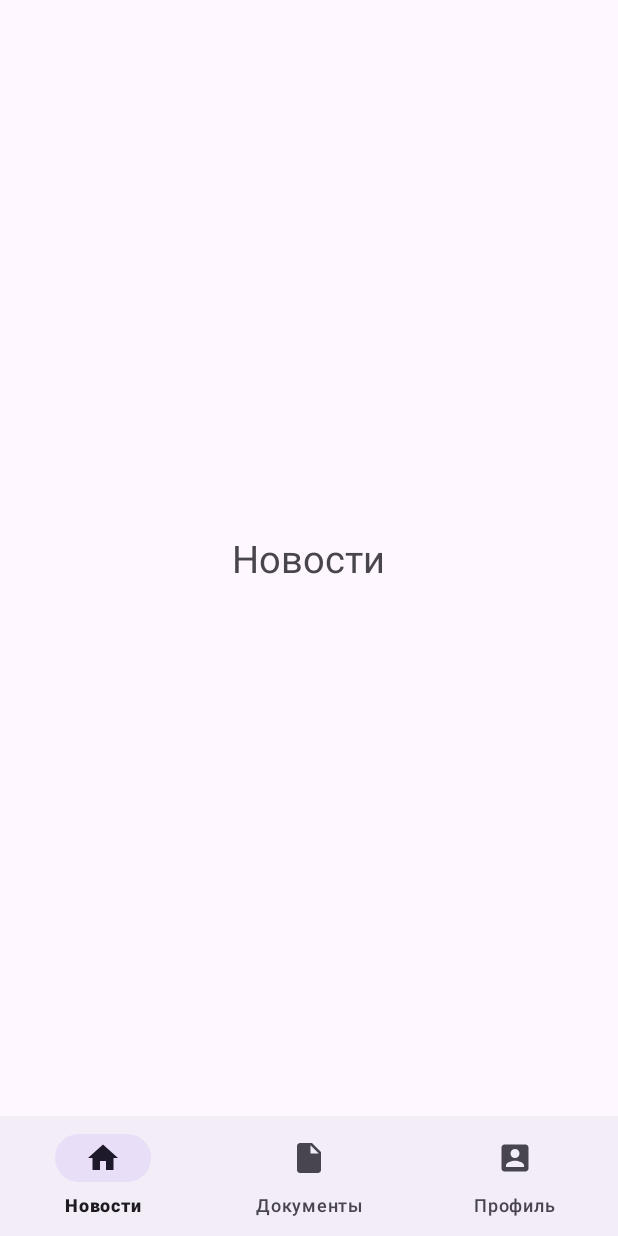
After one commit to wqqzxts/INRTU-FMD-BIGDATA, an Android app: the HomeActivity screen opened directly, with no data from a screen before it, on a phone screen of 412 x 824 dp. The commit adds this screen. Run offline under Robolectric (Android 15) with nearby library versions, the phone set to English and light mode, and no system bars.

Commit message:
made home activity with 'BottomNavigationBar'

```diff
--- a/frontend/app/build.gradle.kts
+++ b/frontend/app/build.gradle.kts
@@ -44,6 +44,7 @@ dependencies {
     testImplementation(libs.junit)
     androidTestImplementation(libs.androidx.junit)
     androidTestImplementation(libs.androidx.espresso.core)
+
     implementation(libs.retrofit)
     implementation(libs.converter.gson)
 }
--- /dev/null
+++ b/frontend/app/src/main/java/com/example/residentmanagement/ui/activities/HomeActivity.kt
@@ -0,0 +1,63 @@
+package com.example.residentmanagement.ui.activities
+
+import android.os.Bundle
+import androidx.activity.enableEdgeToEdge
+import androidx.appcompat.app.AppCompatActivity
+import androidx.core.view.ViewCompat
+import androidx.core.view.WindowInsetsCompat
+import com.example.residentmanagement.R
+
+import com.example.residentmanagement.ui.fragments.NewsFragment
+import com.example.residentmanagement.ui.fragments.DocumentsFragment
+import com.example.residentmanagement.ui.fragments.ProfileFragment
+import com.google.android.material.bottomnavigation.BottomNavigationView
+
+class HomeActivity : AppCompatActivity() {
+    private lateinit var bottomNavigationView : BottomNavigationView
+    private lateinit var newsFragment: NewsFragment
+    private lateinit var documentsFragment: DocumentsFragment
+    private lateinit var profileFragment: ProfileFragment
+
+    override fun onCreate(savedInstanceState: Bundle?) {
+        super.onCreate(savedInstanceState)
+        enableEdgeToEdge()
+        setContentView(R.layout.activity_home)
+
+        newsFragment = NewsFragment()
+        documentsFragment = DocumentsFragment()
+        profileFragment = ProfileFragment()
+
+        bottomNavigationView = findViewById(R.id.bottom_navigation)
+
+        if (savedInstanceState == null) {
+            supportFragmentManager.beginTransaction()
+                .replace(R.id.container, newsFragment)
+                .commit()
+            bottomNavigationView.selectedItemId = R.id.news_nav
+        }
+
+        ViewCompat.setOnApplyWindowInsetsListener(findViewById(R.id.home)) { v, insets ->
+            val systemBars = insets.getInsets(WindowInsetsCompat.Type.systemBars())
+            v.setPadding(systemBars.left, systemBars.top, systemBars.right, systemBars.bottom)
+            insets
+        }
+
+        bottomNavigationView.setOnItemSelectedListener { item ->
+            when (item.itemId) {
+                R.id.news_nav -> {
+                    supportFragmentManager.beginTransaction().replace(R.id.container, newsFragment).commit()
+                    true
+                }
+                R.id.documents_nav -> {
+                    supportFragmentManager.beginTransaction().replace(R.id.container, documentsFragment).commit()
+                    true
+                }
+                R.id.profile_nav -> {
+                    supportFragmentManager.beginTransaction().replace(R.id.container, profileFragment).commit()
+                    true
+                }
+                else -> false
+            }
+        }
+    }
+}
--- /dev/null
+++ b/frontend/app/src/main/java/com/example/residentmanagement/ui/fragments/DocumentsFragment.kt
@@ -0,0 +1,17 @@
+package com.example.residentmanagement.ui.fragments
+
+import android.os.Bundle
+import androidx.fragment.app.Fragment
+import android.view.LayoutInflater
+import android.view.View
+import android.view.ViewGroup
+import com.example.residentmanagement.R
+
+class DocumentsFragment : Fragment() {
+    override fun onCreateView(
+        inflater: LayoutInflater, container: ViewGroup?,
+        savedInstanceState: Bundle?
+    ): View? {
+        return inflater.inflate(R.layout.fragment_documents, container, false)
+    }
+}
--- /dev/null
+++ b/frontend/app/src/main/java/com/example/residentmanagement/ui/fragments/NewsFragment.kt
@@ -0,0 +1,17 @@
+package com.example.residentmanagement.ui.fragments
+
+import android.os.Bundle
+import androidx.fragment.app.Fragment
+import android.view.LayoutInflater
+import android.view.View
+import android.view.ViewGroup
+import com.example.residentmanagement.R
+
+class NewsFragment : Fragment() {
+    override fun onCreateView(
+        inflater: LayoutInflater, container: ViewGroup?,
+        savedInstanceState: Bundle?
+    ): View? {
+        return inflater.inflate(R.layout.fragment_news, container, false)
+    }
+}
--- /dev/null
+++ b/frontend/app/src/main/java/com/example/residentmanagement/ui/fragments/ProfileFragment.kt
@@ -0,0 +1,17 @@
+package com.example.residentmanagement.ui.fragments
+
+import android.os.Bundle
+import androidx.fragment.app.Fragment
+import android.view.LayoutInflater
+import android.view.View
+import android.view.ViewGroup
+import com.example.residentmanagement.R
+
+class ProfileFragment : Fragment() {
+    override fun onCreateView(
+        inflater: LayoutInflater, container: ViewGroup?,
+        savedInstanceState: Bundle?
+    ): View? {
+        return inflater.inflate(R.layout.fragment_profile, container, false)
+    }
+}
--- /dev/null
+++ b/frontend/app/src/main/res/drawable/icon_file.xml
@@ -0,0 +1,5 @@
+<vector xmlns:android="http://schemas.android.com/apk/res/android" android:autoMirrored="true" android:height="24dp" android:tint="#000000" android:viewportHeight="24" android:viewportWidth="24" android:width="24dp">
+
+    <path android:fillColor="@android:color/white" android:pathData="M6,2c-1.1,0 -1.99,0.9 -1.99,2L4,20c0,1.1 0.89,2 1.99,2L18,22c1.1,0 2,-0.9 2,-2L20,8l-6,-6L6,2zM13,9L13,3.5L18.5,9L13,9z"/>
+
+</vector>
--- /dev/null
+++ b/frontend/app/src/main/res/drawable/icon_home.xml
@@ -0,0 +1,5 @@
+<vector xmlns:android="http://schemas.android.com/apk/res/android" android:height="24dp" android:tint="#000000" android:viewportHeight="24" android:viewportWidth="24" android:width="24dp">
+
+    <path android:fillColor="@android:color/white" android:pathData="M10,20v-6h4v6h5v-8h3L12,3 2,12h3v8z"/>
+
+</vector>
--- /dev/null
+++ b/frontend/app/src/main/res/drawable/icon_profile.xml
@@ -0,0 +1,5 @@
+<vector xmlns:android="http://schemas.android.com/apk/res/android" android:height="24dp" android:tint="#000000" android:viewportHeight="24" android:viewportWidth="24" android:width="24dp">
+
+    <path android:fillColor="@android:color/white" android:pathData="M3,5v14c0,1.1 0.89,2 2,2h14c1.1,0 2,-0.9 2,-2L21,5c0,-1.1 -0.9,-2 -2,-2L5,3c-1.11,0 -2,0.9 -2,2zM15,9c0,1.66 -1.34,3 -3,3s-3,-1.34 -3,-3 1.34,-3 3,-3 3,1.34 3,3zM6,17c0,-2 4,-3.1 6,-3.1s6,1.1 6,3.1v1L6,18v-1z"/>
+
+</vector>
--- /dev/null
+++ b/frontend/app/src/main/res/layout/activity_home.xml
@@ -0,0 +1,21 @@
+<?xml version="1.0" encoding="utf-8"?>
+<RelativeLayout xmlns:android="http://schemas.android.com/apk/res/android"
+    android:layout_width="match_parent"
+    android:layout_height="match_parent"
+    xmlns:app="http://schemas.android.com/apk/res-auto"
+    android:id="@+id/home">
+
+    <FrameLayout
+        android:layout_width="match_parent"
+        android:layout_height="match_parent"
+        android:id="@+id/container"
+        android:layout_above="@+id/bottom_navigation"/>
+
+    <com.google.android.material.bottomnavigation.BottomNavigationView
+        android:layout_width="match_parent"
+        android:layout_height="wrap_content"
+        android:id="@+id/bottom_navigation"
+        android:layout_alignParentBottom="true"
+        app:menu="@menu/bottom_nav_menu"/>
+
+</RelativeLayout>
--- a/frontend/app/src/main/res/layout/activity_registration.xml
+++ b/frontend/app/src/main/res/layout/activity_registration.xml
@@ -2,7 +2,7 @@
 <RelativeLayout xmlns:android="http://schemas.android.com/apk/res/android"
     xmlns:app="http://schemas.android.com/apk/res-auto"
     xmlns:tools="http://schemas.android.com/tools"
-    android:id="@+id/main"
+    android:id="@+id/registration"
     android:layout_width="match_parent"
     android:layout_height="match_parent"
     android:background="@drawable/bg_auth"
--- /dev/null
+++ b/frontend/app/src/main/res/layout/fragment_news.xml
@@ -0,0 +1,15 @@
+<?xml version="1.0" encoding="utf-8"?>
+<RelativeLayout xmlns:android="http://schemas.android.com/apk/res/android"
+    xmlns:tools="http://schemas.android.com/tools"
+    android:layout_width="match_parent"
+    android:layout_height="match_parent"
+    tools:context=".ui.fragments.NewsFragment">
+
+    <TextView
+        android:layout_width="wrap_content"
+        android:layout_height="wrap_content"
+        android:text="Новости"
+        android:textSize="25sp"
+        android:layout_centerInParent="true"/>
+
+</RelativeLayout>
--- /dev/null
+++ b/frontend/app/src/main/res/menu/bottom_nav_menu.xml
@@ -0,0 +1,19 @@
+<?xml version="1.0" encoding="utf-8"?>
+<menu xmlns:android="http://schemas.android.com/apk/res/android">
+
+    <item
+        android:id="@+id/news_nav"
+        android:title="Новости"
+        android:icon="@drawable/icon_home"/>
+
+    <item
+        android:id="@+id/documents_nav"
+        android:title="Документы"
+        android:icon="@drawable/icon_file"/>
+
+    <item
+        android:id="@+id/profile_nav"
+        android:title="Профиль"
+        android:icon="@drawable/icon_profile"/>
+
+</menu>
--- a/frontend/app/src/main/res/values/strings.xml
+++ b/frontend/app/src/main/res/values/strings.xml
@@ -1,3 +1,5 @@
 <resources>
     <string name="app_name">ResidentManagement</string>
+    <!-- TODO: Remove or change this placeholder text -->
+    <string name="hello_blank_fragment">Hello blank fragment</string>
 </resources>
```
Also changed, not shown: frontend/app/src/main/AndroidManifest.xml (+8 -2 lines), frontend/app/src/main/java/com/example/residentmanagement/ui/activities/MainActivity.kt (+12 -8 lines), frontend/app/src/main/java/com/example/residentmanagement/ui/activities/RegistrationActivity.kt (renamed from frontend/app/src/main/java/com/example/residentmanagement/ui/activities/Registration.kt, +14 -15 lines), frontend/app/src/main/res/layout/fragment_documents.xml (added, +15 -0 lines), frontend/app/src/main/res/layout/fragment_profile.xml (added, +15 -0 lines).
